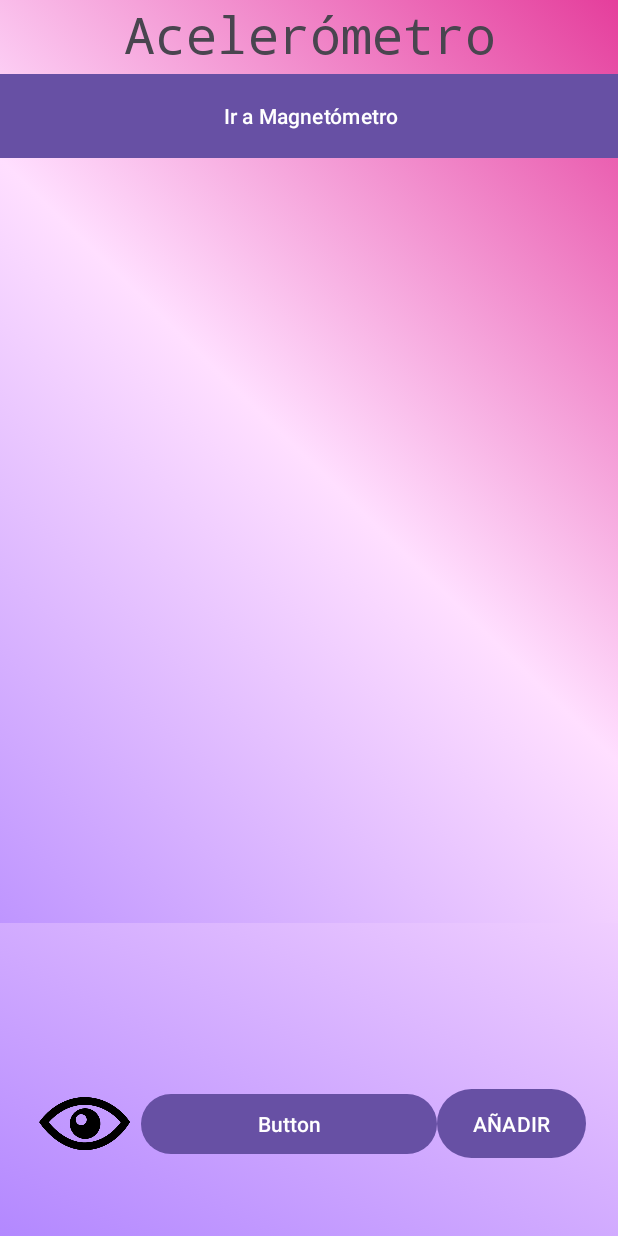
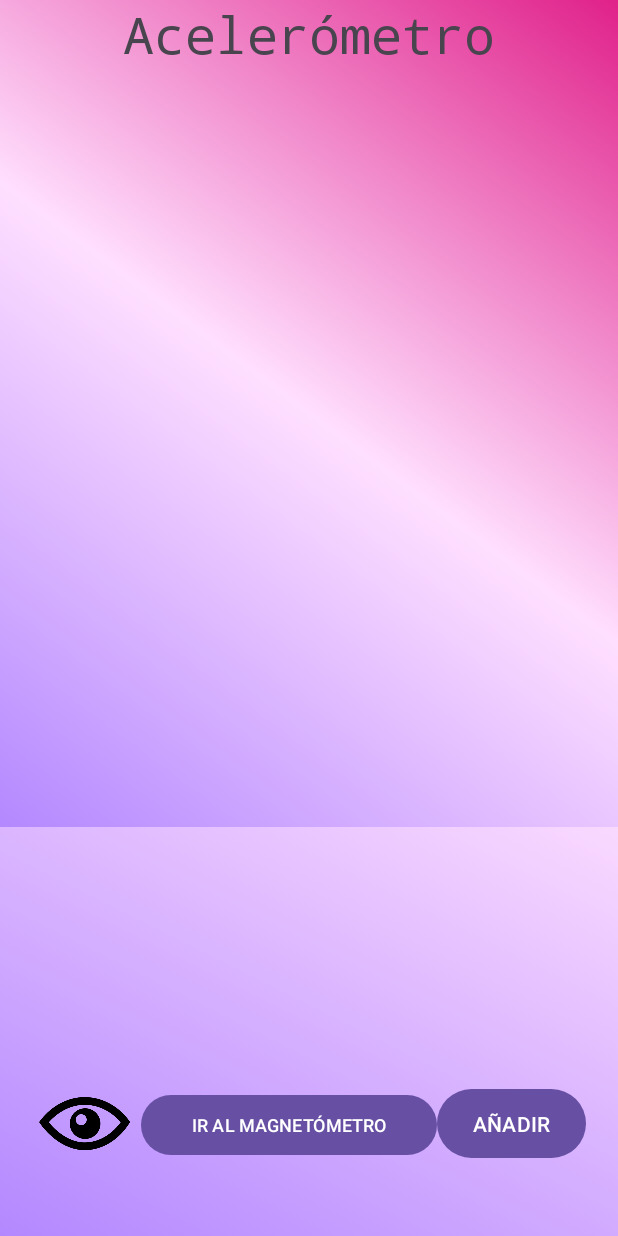
Before and after one commit to LiziAC05/Lab3_20181650, an Android app: the AcelerometroFragment screen opened directly, with no data from a screen before it, on a phone screen of 412 x 824 dp. Run offline under Robolectric (Android 15) with nearby library versions, the phone set to English and light mode, and no system bars.

Commit message:
Funciona el recicler, solo falta ver la funcion de borrar y la funcion de los sensores

```diff
--- a/app/src/main/java/com/example/lab3_iot/AppActivity.java
+++ b/app/src/main/java/com/example/lab3_iot/AppActivity.java
@@ -1,23 +1,28 @@
 package com.example.lab3_iot;
 
 import androidx.appcompat.app.AppCompatActivity;
+import androidx.fragment.app.Fragment;
+import androidx.fragment.app.FragmentTransaction;
 import androidx.navigation.NavController;
 import androidx.navigation.Navigation;
 import androidx.navigation.fragment.NavHostFragment;
 
 import android.os.Bundle;
+import android.util.Log;
 import android.view.LayoutInflater;
 import android.view.View;
 import android.view.ViewGroup;
 import android.widget.Button;
 
 import com.example.lab3_iot.databinding.FragmentMagnetometroBinding;
+import com.example.lab3_iot.dto.Name;
 import com.example.lab3_iot.dto.Result;
 import com.example.lab3_iot.fragmentos.AcelerometroFragment;
 import com.example.lab3_iot.fragmentos.MagnetometroFragment;
 import com.example.lab3_iot.service.RandomUser;
 import com.example.lab3_iot.viewmodel.MainActivityViewModel;
 
+import java.util.ArrayList;
 import java.util.List;
 
 import retrofit2.Call;
@@ -30,14 +35,16 @@ public class AppActivity extends AppCompatActivity {
     RandomUser randomUser;
     Bundle bundle;
     MainActivityViewModel mainActivityViewModel;
-
-    List<Result> listaContactos;
+    Button btnGoToSensor;
+    List<Result> listaContactos1 = new ArrayList<>();
+    List<Result> listaContactos2 = new ArrayList<>();
     @Override
     protected void onCreate(Bundle savedInstanceState) {
         super.onCreate(savedInstanceState);
         setContentView(R.layout.activity_app);
         createRandomUserService();
         Button btnAdd = findViewById(R.id.btnAdd);
+        btnGoToSensor = findViewById(R.id.btnGoToSensor);
         btnAdd.setOnClickListener(new View.OnClickListener() {
             @Override
             public void onClick(View view) {
@@ -47,12 +54,43 @@ public class AppActivity extends AppCompatActivity {
                         com.example.lab3_iot.dto.RandomUser body = response.body();
                         List<Result> listaResults = body.getResults();
                         //tengo el contacto -> ready!
+                        Log.d("mensaje", String.valueOf(listaResults.size()));
+                        Fragment fragmentoActual = getSupportFragmentManager().findFragmentById(R.id.fragmentContainerView2);
+                        for(Result r: listaResults){
+                            if(fragmentoActual instanceof AcelerometroFragment){
+                                listaContactos1.add(r);
+                                AcelerometroFragment acelerometroFragment = (AcelerometroFragment) fragmentoActual;
+                                acelerometroFragment.actualizaListaA(listaContactos1);
 
-                        for(Result r: listaResults){
-                            listaContactos.add(r);
+                            } else if(fragmentoActual instanceof  MagnetometroFragment){
+                                listaContactos2.add(r);
+                                MagnetometroFragment magnetometroFragment = (MagnetometroFragment) fragmentoActual;
+                                magnetometroFragment.actualizaListaM(listaContactos2);
+                            }
+
                         }
+                        /*Log.d("mensaje1", String.valueOf(listaContactos1.size()));
+                        for(Result r : listaContactos1){
+                            String title = r.getName().getTitle();
+                            String first = r.getName().getFirst();
+                            String last = r.getName().getLast();
+                            String name = title+" "+first+" "+last;
+                            String gender = r.getGender();
+                            String city = r.getLocation().getCity();
+                            String country = r.getLocation().getCountry();
+                            String email = r.getEmail();
+                            String phone = r.getPhone();
+                            String large = r.getPicture().getLarge();
+                            Log.d("nombre",name);
+                            r.setName(new Name(title, first, last));
+                            r.getName().setFirst(first);
+                            r.getName().setLast(last);
+                            r.setGender(gender);
+                            r.setEmail(email);
+                            r.setPhone(phone);
+                        }*/
 
-                        mainActivityViewModel.getListMutableLiveData().setValue(listaContactos);
+                        //mainActivityViewModel.getListMutableLiveData().setValue(listaContactos);
                     }
 
                     @Override
@@ -60,6 +98,16 @@ public class AppActivity extends AppCompatActivity {
 
                     }
                 });
+            }
+        });
+        btnGoToSensor.setOnClickListener(view -> {
+            Fragment currentFragment = getSupportFragmentManager().findFragmentById(R.id.fragmentContainerView2);
+            if (currentFragment instanceof AcelerometroFragment) {
+                loadFragment(new MagnetometroFragment());
+                btnGoToSensor.setText("IR AL ACELERÓMETRO");
+            } else if (currentFragment instanceof MagnetometroFragment) {
+                loadFragment(new AcelerometroFragment());
+                btnGoToSensor.setText("IR AL MAGNETÓMETRO");
             }
         });
     }
@@ -72,20 +120,11 @@ public class AppActivity extends AppCompatActivity {
                 .create(RandomUser.class);
     }
 
-    public void obtenUnContacto(){
-        randomUser.getResults().enqueue(new Callback<com.example.lab3_iot.dto.RandomUser>() {
-            @Override
-            public void onResponse(Call<com.example.lab3_iot.dto.RandomUser> call, Response<com.example.lab3_iot.dto.RandomUser> response) {
-                com.example.lab3_iot.dto.RandomUser body = response.body();
-                List<Result> listaResults = body.getResults();
-                //tengo el contacto -> ready!
-                mainActivityViewModel.getListMutableLiveData().setValue(listaResults);
-            }
+    private void loadFragment(Fragment fragment) {
+        getSupportFragmentManager().beginTransaction()
+        .replace(R.id.fragmentContainerView2, fragment)
+        .addToBackStack(null)
+        .commit();
+    }
 
-            @Override
-            public void onFailure(Call<com.example.lab3_iot.dto.RandomUser> call, Throwable t) {
-
-            }
-        });
-    }
 }
--- a/app/src/main/java/com/example/lab3_iot/dto/Name.java
+++ b/app/src/main/java/com/example/lab3_iot/dto/Name.java
@@ -5,6 +5,11 @@ public class Name {
     private String first;
     private String last;
 
+    public Name(String title, String first, String last){
+        this.title = title;
+        this.first = first;
+        this.last = last;
+    }
     public String getTitle() {
         return title;
     }
--- a/app/src/main/java/com/example/lab3_iot/dto/Result.java
+++ b/app/src/main/java/com/example/lab3_iot/dto/Result.java
@@ -1,6 +1,8 @@
 package com.example.lab3_iot.dto;
 
-public class Result {
+import java.io.Serializable;
+
+public class Result implements Serializable {
     private String gender;
     private Name name;
     private Location location;
--- a/app/src/main/java/com/example/lab3_iot/fragmentos/AcelerometroFragment.java
+++ b/app/src/main/java/com/example/lab3_iot/fragmentos/AcelerometroFragment.java
@@ -2,31 +2,67 @@ package com.example.lab3_iot.fragmentos;
 
 import android.os.Bundle;
 
+import androidx.annotation.NonNull;
+import androidx.annotation.Nullable;
 import androidx.fragment.app.Fragment;
+import androidx.lifecycle.ViewModelProvider;
 import androidx.navigation.NavController;
 import androidx.navigation.fragment.NavHostFragment;
+import androidx.recyclerview.widget.LinearLayoutManager;
+import androidx.recyclerview.widget.RecyclerView;
 
+import android.util.Log;
 import android.view.LayoutInflater;
 import android.view.View;
 import android.view.ViewGroup;
 
 import com.example.lab3_iot.R;
+import com.example.lab3_iot.RandomUserAdapter;
 import com.example.lab3_iot.databinding.FragmentAcelerometroBinding;
 import com.example.lab3_iot.databinding.FragmentMagnetometroBinding;
+import com.example.lab3_iot.dto.Result;
+import com.example.lab3_iot.viewmodel.MainActivityViewModel;
+
+import java.util.ArrayList;
+import java.util.List;
 
 
 public class AcelerometroFragment extends Fragment {
-
+    RecyclerView recyclerview;
+    List<Result> listaResult = new ArrayList<>();
+    RandomUserAdapter randomUserAdapter;
     FragmentAcelerometroBinding binding;
 
     @Override
     public View onCreateView(LayoutInflater inflater, ViewGroup container,
                              Bundle savedInstanceState) {
         binding = FragmentAcelerometroBinding.inflate(inflater,container,false);
-        binding.btnGoToMagneto.setOnClickListener(view -> {
-            NavController navController = NavHostFragment.findNavController(AcelerometroFragment.this);
-            navController.navigate(R.id.action_acelerometroFragment_to_magnetometroFragment);
+        MainActivityViewModel mainActivityViewModel = new ViewModelProvider(getActivity()).get(MainActivityViewModel.class);
+        mainActivityViewModel.getListMutableLiveData().observe(getViewLifecycleOwner(), contactos -> {
+            for(Result r : contactos){
+                String title = r.getName().getTitle();
+                String first = r.getName().getFirst();
+                String last = r.getName().getLast();
+                String name = title+" "+first+" "+last;
+                Log.d("nombre",name);
+            }
         });
         return binding.getRoot();
     }
+
+    @Override
+    public void onViewCreated(@NonNull View view, @Nullable Bundle savedInstanceState){
+        super.onViewCreated(view, savedInstanceState);
+        recyclerview = view.findViewById(R.id.recycledview2);
+        recyclerview.setLayoutManager(new LinearLayoutManager(getContext()));
+        randomUserAdapter = new RandomUserAdapter(listaResult, getContext());
+        recyclerview.setAdapter(randomUserAdapter);
+
+    }
+
+    public void actualizaListaA(List<Result> results){
+        this.listaResult.clear();
+        this.listaResult.addAll(results);
+        randomUserAdapter.notifyDataSetChanged();
+    }
 }
--- a/app/src/main/res/layout/activity_app.xml
+++ b/app/src/main/res/layout/activity_app.xml
@@ -8,6 +8,7 @@
     tools:context=".AppActivity">
 
     <LinearLayout
+        android:id="@+id/btnActivity"
         android:layout_width="372dp"
         android:layout_height="54dp"
         android:layout_marginStart="8dp"
@@ -31,7 +32,8 @@
             android:id="@+id/btnGoToSensor"
             android:layout_width="197dp"
             android:layout_height="wrap_content"
-            android:text="Button" />
+            android:text="IR AL MAGNETÓMETRO"
+            android:textSize="12sp" />
 
         <Button
             android:id="@+id/btnAdd"
@@ -44,13 +46,11 @@
 
     <androidx.fragment.app.FragmentContainerView
         android:id="@+id/fragmentContainerView2"
-        android:name="androidx.navigation.fragment.NavHostFragment"
-        android:layout_width="600dp"
-        android:layout_height="615dp"
-        app:defaultNavHost="true"
-        app:layout_constraintEnd_toEndOf="parent"
-        app:layout_constraintStart_toStartOf="parent"
-        app:layout_constraintTop_toTopOf="parent"
-        app:navGraph="@navigation/nav_graph" />
+        android:name="com.example.lab3_iot.fragmentos.AcelerometroFragment"
+        android:layout_width="match_parent"
+        android:layout_height="0dp"
+        android:layout_above="@+id/btnActivity"
+        android:layout_marginTop="4dp"
+        app:layout_constraintVertical_bias="0.1"/>
 
 </androidx.constraintlayout.widget.ConstraintLayout>
--- a/app/src/main/res/layout/contact_irv.xml
+++ b/app/src/main/res/layout/contact_irv.xml
@@ -6,7 +6,7 @@
     android:layout_height="wrap_content">
 
     <ImageView
-        android:id="@+id/imageView3"
+        android:id="@+id/imageViewContact"
         android:layout_width="130dp"
         android:layout_height="171dp"
         android:layout_marginStart="16dp"
--- a/app/src/main/res/layout/fragment_acelerometro.xml
+++ b/app/src/main/res/layout/fragment_acelerometro.xml
@@ -20,13 +20,6 @@
             android:textAlignment="center"
             android:textSize="34sp" />
 
-        <Button
-            android:id="@+id/btnGoToMagneto"
-            android:layout_width="match_parent"
-            android:layout_height="202dp"
-            android:layout_weight="1"
-            android:text="Ir a Magnetómetro" />
-
         <androidx.recyclerview.widget.RecyclerView
             android:id="@+id/recycledview2"
             android:layout_width="match_parent"
--- a/app/src/main/res/navigation/nav_graph.xml
+++ /dev/null
@@ -1,26 +0,0 @@
-<?xml version="1.0" encoding="utf-8"?>
-<navigation xmlns:android="http://schemas.android.com/apk/res/android"
-    xmlns:app="http://schemas.android.com/apk/res-auto"
-    xmlns:tools="http://schemas.android.com/tools"
-    android:id="@+id/nav_graph"
-    app:startDestination="@id/acelerometroFragment">
-
-    <fragment
-        android:id="@+id/acelerometroFragment"
-        android:name="com.example.lab3_iot.fragmentos.AcelerometroFragment"
-        android:label="fragment_acelerometro"
-        tools:layout="@layout/fragment_acelerometro" >
-        <action
-            android:id="@+id/action_acelerometroFragment_to_magnetometroFragment"
-            app:destination="@id/magnetometroFragment" />
-    </fragment>
-    <fragment
-        android:id="@+id/magnetometroFragment"
-        android:name="com.example.lab3_iot.fragmentos.MagnetometroFragment"
-        android:label="fragment_magnetometro"
-        tools:layout="@layout/fragment_magnetometro" >
-        <action
-            android:id="@+id/action_magnetometroFragment_to_acelerometroFragment"
-            app:destination="@id/acelerometroFragment" />
-    </fragment>
-</navigation>
```
Also changed, not shown: app/src/main/java/com/example/lab3_iot/RandomUserAdapter.java (+18 -11 lines), app/src/main/java/com/example/lab3_iot/fragmentos/MagnetometroFragment.java (+20 -9 lines), app/src/main/res/layout/fragment_magnetometro.xml (+0 -7 lines).
